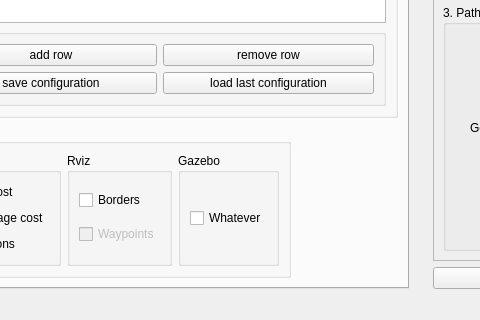
Before: the Qt Designer form src/qtnp/ui/main_window.ui in fbalaban/qtnp, drawn with Qt 5; both pictures show x 99 to 579 and y 384 to 704 of the 944 by 704 pixel window.
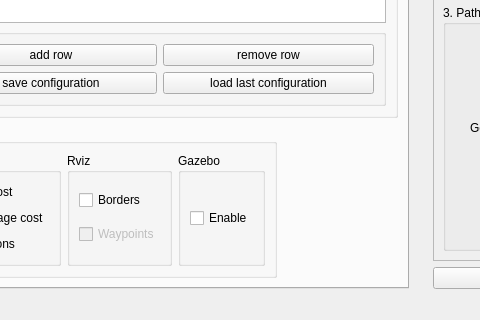
After: the same form once the commit is applied. Icons and pictures are not drawn.

What changed in the file:
```diff
--- a/src/qtnp/ui/main_window.ui
+++ b/src/qtnp/ui/main_window.ui
@@ -198,7 +198,7 @@
               <item>
                <widget class="QCheckBox" name="checkBox_3">
                 <property name="text">
-                 <string>Whatever</string>
+                 <string>Enable</string>
                 </property>
                </widget>
               </item>
```
Left out of the diff: 11 changed lines with no effect on the pictures.
